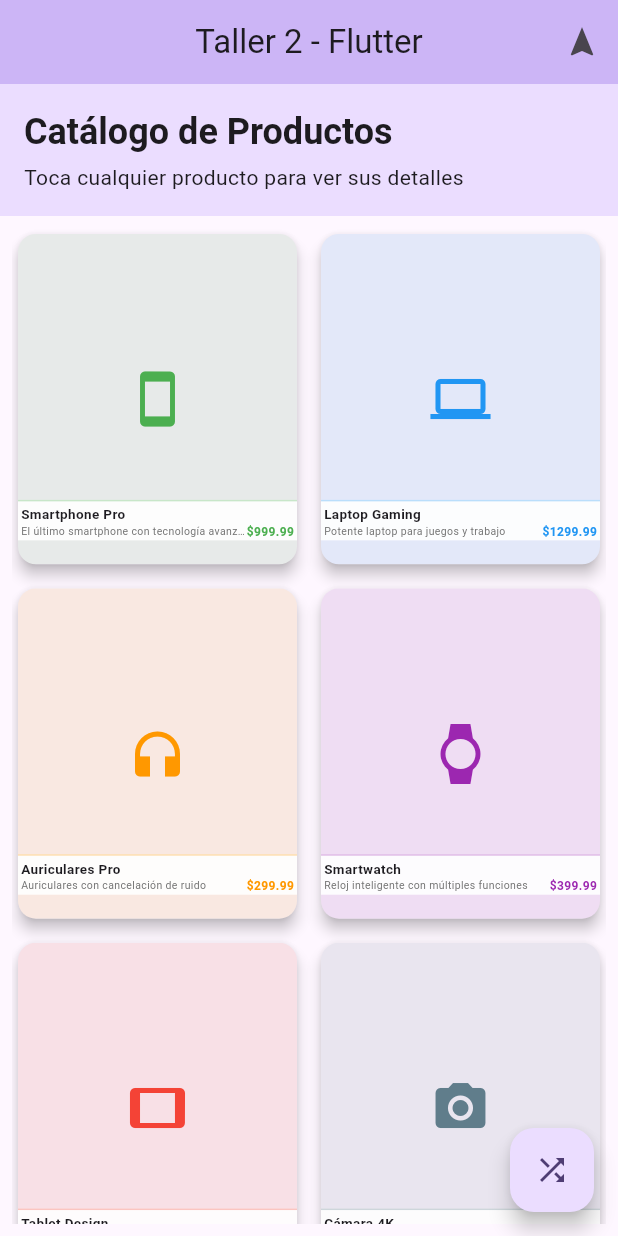
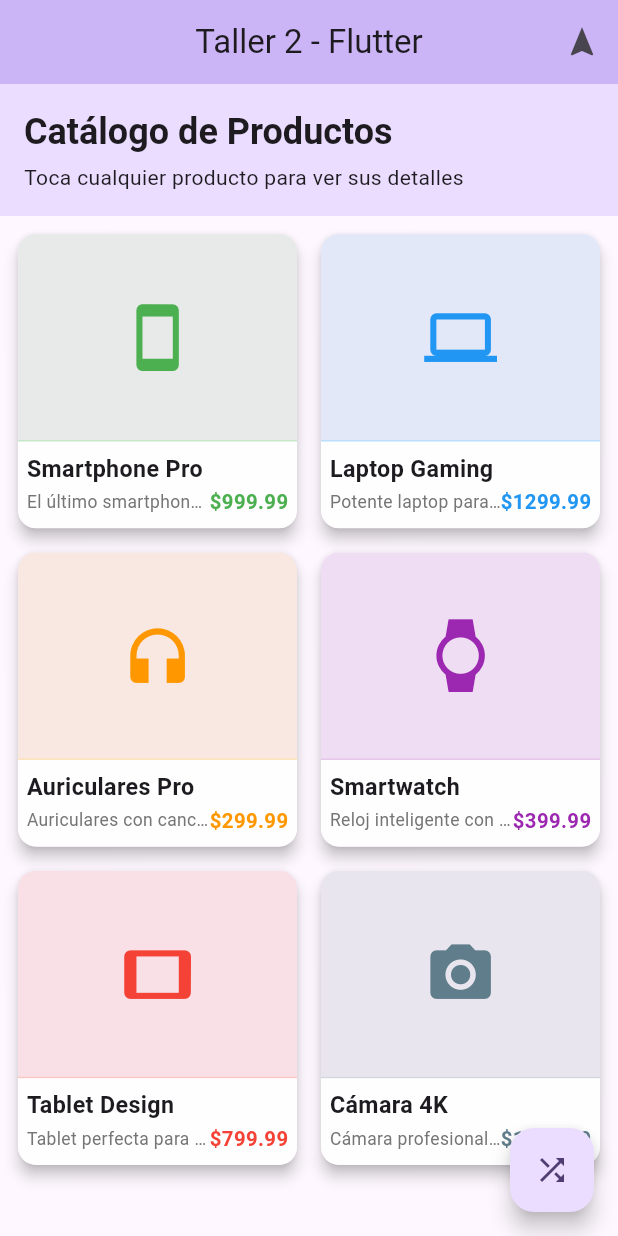
Before and after one commit to TheBarkats/TalleresMoviles, a Flutter app: the screen it shows after launch, on a phone screen of 412 x 824 dp. Run offline on Flutter 3.47's test engine with Material 3 defaults, Android fonts, the phone set to English and light mode, and no system bars; our stand-ins replace go_router.

Commit message:
errores de overflow

```diff
--- a/lib/features/taller2/presentation/pages/home_page.dart
+++ b/lib/features/taller2/presentation/pages/home_page.dart
@@ -150,7 +150,7 @@ class _HomePageState extends State<HomePage> {
                 // Configuración del GridView para mostrar 2 columnas
                 gridDelegate: const SliverGridDelegateWithFixedCrossAxisCount(
                   crossAxisCount: 2, // 2 columnas
-                  childAspectRatio: 0.85, // Relación ancho/alto de cada item (más alto)
+                  childAspectRatio: 0.95, // Relación ancho/alto de cada item (más alto)
                   crossAxisSpacing: 8.0, // Espaciado horizontal
                   mainAxisSpacing: 8.0, // Espaciado vertical
                 ),
@@ -185,6 +185,11 @@ class _HomePageState extends State<HomePage> {
 
   /// Construye una tarjeta para cada producto en el GridView
   Widget _buildProductCard(Product product) {
+    return LayoutBuilder(
+      builder: (context, constraints) {
+        // Obtenemos las dimensiones disponibles para calcular porcentajes
+        final cardWidth = constraints.maxWidth;
+
         return Card(
           elevation: 4,
           clipBehavior: Clip.antiAlias,
@@ -194,31 +199,32 @@ class _HomePageState extends State<HomePage> {
               // Pasamos el ID como parámetro de ruta y el nombre como query parameter
               context.go('/product/${product.id}?name=${Uri.encodeComponent(product.name)}');
             },
-        child: Stack(
+            child: Column(
               children: [
-            // Imagen del producto (fondo)
-            Container(
+                // Imagen del producto (70% del espacio disponible)
+                Expanded(
+                  flex: 7,
+                  child: Container(
                     width: double.infinity,
-              height: double.infinity,
                     decoration: BoxDecoration(
                       color: product.color.withValues(alpha: 0.1),
                     ),
                     child: Center(
                       child: Icon(
                         _getProductIcon(product.name),
-                  size: 40,
+                        size: cardWidth * 0.25, // 25% del ancho de la tarjeta
                         color: product.color,
                       ),
                     ),
                   ),
+                ),
 
-            // Información del producto (superpuesta)
-            Positioned(
-              bottom: 16, // Subido a 16 pixels desde abajo para mayor visibilidad
-              left: 0,
-              right: 0,
+                // Información del producto (30% del espacio disponible)
+                Expanded(
+                  flex: 3,
                   child: Container(
-                padding: const EdgeInsets.all(2.0),
+                    width: double.infinity,
+                    padding: EdgeInsets.all(cardWidth * 0.03), // 3% del ancho como padding
                     decoration: BoxDecoration(
                       color: Colors.white.withValues(alpha: 0.9),
                       border: Border(
@@ -228,28 +234,32 @@ class _HomePageState extends State<HomePage> {
                         ),
                       ),
                     ),
-                height: 27, // Altura reducida para eliminar el 1px overflow
                     child: Column(
                       mainAxisAlignment: MainAxisAlignment.spaceEvenly,
                       crossAxisAlignment: CrossAxisAlignment.start,
                       children: [
-                    Text(
+                        Flexible(
+                          flex: 1,
+                          child: Text(
                             product.name,
-                      style: const TextStyle(
+                            style: TextStyle(
                               fontWeight: FontWeight.bold,
-                        fontSize: 9,
+                              fontSize: cardWidth * 0.08, // 8% del ancho como tamaño de fuente
                             ),
                             maxLines: 1,
                             overflow: TextOverflow.ellipsis,
                           ),
-                    Row(
+                        ),
+                        Flexible(
+                          flex: 1,
+                          child: Row(
                             mainAxisAlignment: MainAxisAlignment.spaceBetween,
                             children: [
                               Expanded(
                                 child: Text(
                                   product.description,
                                   style: TextStyle(
-                              fontSize: 7,
+                                    fontSize: cardWidth * 0.06, // 6% del ancho como tamaño de fuente
                                     color: Colors.grey.shade600,
                                   ),
                                   maxLines: 1,
@@ -261,10 +271,11 @@ class _HomePageState extends State<HomePage> {
                                 style: TextStyle(
                                   fontWeight: FontWeight.bold,
                                   color: product.color,
-                            fontSize: 8,
+                                  fontSize: cardWidth * 0.07, // 7% del ancho como tamaño de fuente
                                 ),
                               ),
                             ],
+                          ),
                         ),
                       ],
                     ),
@@ -273,6 +284,8 @@ class _HomePageState extends State<HomePage> {
               ],
             ),
           ),
+        );
+      },
     );
   }
 
```
Lines whose indentation alone changed are shown as unchanged.
